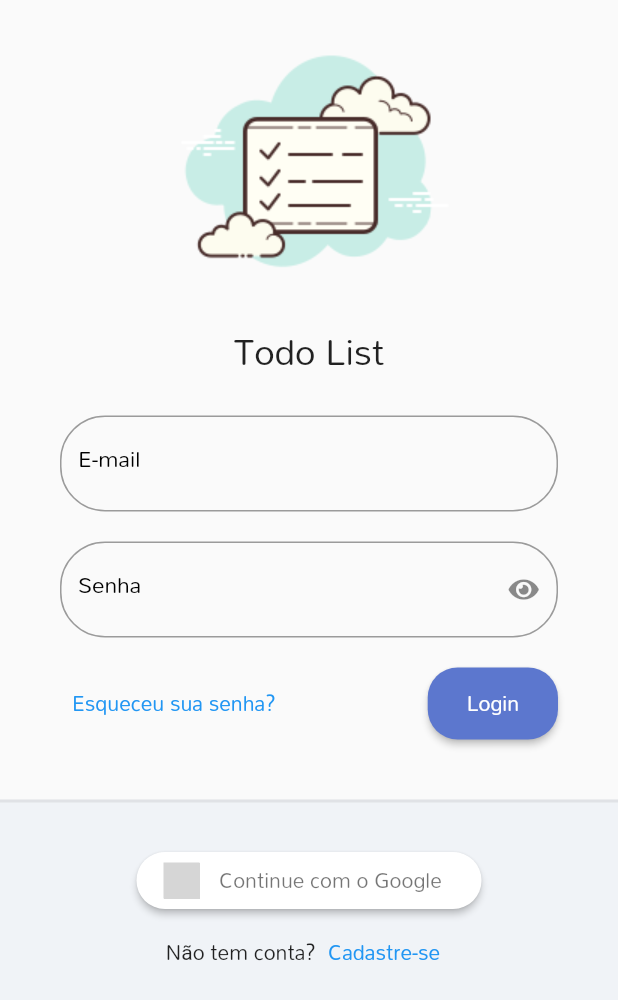
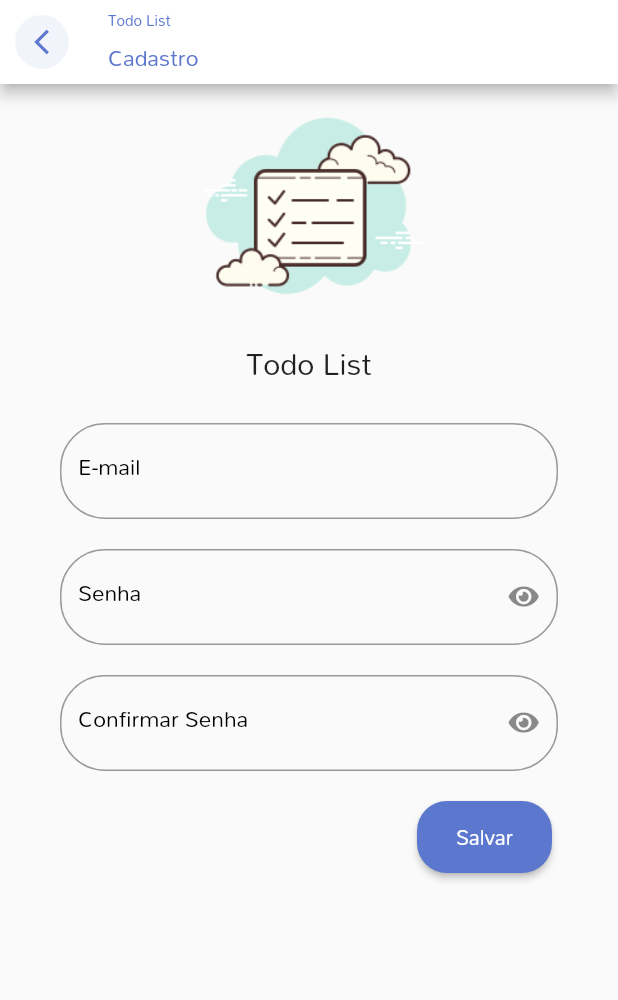
Before and after one commit to mrocha98/todo_list_provider, a Flutter app: the LoginPage screen opened directly, after a tap on "Cadastre-se", on a phone screen of 412 x 824 dp. Shown: the top 1000 px of the screen. Run offline on Flutter 3.47's test engine with Material 2 defaults, Android fonts, the phone set to English and light mode, and no system bars; drawn by our look-alikes of sign_in_button; our stand-ins replace firebase_core, sqflite, synchronized; accounts and stored records are empty; grey boxes are pictures that could not be loaded.

Commit message:
feat: create register page layout

```diff
--- /dev/null
+++ b/lib/app/core/ui/size_extensions.dart
@@ -0,0 +1,11 @@
+import 'package:flutter/material.dart';
+
+extension SizeExtensions on BuildContext {
+  double get screenWidth => MediaQuery.of(this).size.width;
+
+  double get screenHeight => MediaQuery.of(this).size.height;
+
+  double percentWidth(double percent) => screenWidth * percent;
+
+  double percentHeight(double percent) => screenHeight * percent;
+}
--- a/lib/app/modules/auth/auth_module.dart
+++ b/lib/app/modules/auth/auth_module.dart
@@ -2,17 +2,23 @@ import 'package:provider/provider.dart';
 import 'package:todo_list_provider/app/core/modules/module.dart';
 import 'package:todo_list_provider/app/modules/auth/login/login_controller.dart';
 import 'package:todo_list_provider/app/modules/auth/login/login_page.dart';
+import 'package:todo_list_provider/app/modules/auth/register/register_controller.dart';
+import 'package:todo_list_provider/app/modules/auth/register/register_page.dart';
 
 class AuthModule extends Module {
   AuthModule()
       : super(
           routes: {
             LoginPage.routeName: (context) => const LoginPage(),
+            RegisterPage.routeName: (context) => const RegisterPage(),
           },
           bindings: [
             ChangeNotifierProvider(
               create: (_) => LoginController(),
             ),
+            ChangeNotifierProvider(
+              create: (_) => RegisterController(),
+            ),
           ],
         );
 }
--- a/lib/app/modules/auth/login/login_page.dart
+++ b/lib/app/modules/auth/login/login_page.dart
@@ -1,6 +1,7 @@
 import 'package:flutter/material.dart';
 import 'package:sign_in_button/sign_in_button.dart';
 import 'package:todo_list_provider/app/core/widgets/widgets.dart';
+import 'package:todo_list_provider/app/modules/auth/register/register_page.dart';
 
 class LoginPage extends StatelessWidget {
   const LoginPage({super.key});
@@ -108,7 +109,8 @@ class LoginPage extends StatelessWidget {
                                 children: [
                                   const Text('Não tem conta?'),
                                   TextButton(
-                                    onPressed: () {},
+                                    onPressed: () => Navigator.of(context)
+                                        .pushNamed(RegisterPage.routeName),
                                     child: const Text('Cadastre-se'),
                                   ),
                                 ],
--- /dev/null
+++ b/lib/app/modules/auth/register/register_controller.dart
@@ -0,0 +1,3 @@
+import 'package:flutter/material.dart';
+
+class RegisterController extends ChangeNotifier {}
--- /dev/null
+++ b/lib/app/modules/auth/register/register_page.dart
@@ -0,0 +1,121 @@
+import 'package:flutter/material.dart';
+import 'package:todo_list_provider/app/core/ui/size_extensions.dart';
+import 'package:todo_list_provider/app/core/ui/theme_extensions.dart';
+import 'package:todo_list_provider/app/core/widgets/widgets.dart';
+
+class RegisterPage extends StatelessWidget {
+  const RegisterPage({super.key});
+
+  static const String routeName = '/register';
+
+  @override
+  Widget build(BuildContext context) {
+    return Scaffold(
+      appBar: AppBar(
+        automaticallyImplyLeading: false,
+        backgroundColor: Colors.white,
+        leading: IconButton(
+          onPressed: () => Navigator.pop(context),
+          icon: ClipOval(
+            child: Container(
+              color: context.primaryColor.withAlpha(20),
+              padding: const EdgeInsets.all(8),
+              child: Icon(
+                Icons.arrow_back_ios_outlined,
+                size: 20,
+                color: context.primaryColor,
+              ),
+            ),
+          ),
+        ),
+        centerTitle: false,
+        title: Column(
+          crossAxisAlignment: CrossAxisAlignment.start,
+          children: [
+            Text(
+              'Todo List',
+              style: TextStyle(
+                fontSize: 10,
+                color: context.primaryColor,
+              ),
+            ),
+            Text(
+              'Cadastro',
+              style: TextStyle(
+                fontSize: 15,
+                color: context.primaryColor,
+              ),
+            ),
+          ],
+        ),
+      ),
+      body: ListView(
+        children: [
+          SizedBox(
+            height: context.percentWidth(.5),
+            child: const FittedBox(
+              fit: BoxFit.fitHeight,
+              child: Logo(),
+            ),
+          ),
+          Padding(
+            padding: const EdgeInsets.symmetric(
+              horizontal: 40,
+              vertical: 20,
+            ),
+            child: Form(
+              child: Column(
+                children: [
+                  CustomInput(
+                    label: 'E-mail',
+                    onChanged: (value) {},
+                    keyboardType: TextInputType.emailAddress,
+                    textInputAction: TextInputAction.next,
+                  ),
+                  const SizedBox(height: 20),
+                  CustomInput(
+                    label: 'Senha',
+                    keyboardType: TextInputType.visiblePassword,
+                    textInputAction: TextInputAction.next,
+                    obscureText: true,
+                    onChanged: (value) {},
+                  ),
+                  const SizedBox(height: 20),
+                  CustomInput(
+                    label: 'Confirmar Senha',
+                    keyboardType: TextInputType.visiblePassword,
+                    textInputAction: TextInputAction.done,
+                    obscureText: true,
+                    onChanged: (value) {},
+                    onEditingComplete: () {
+                      FocusScope.of(context).unfocus();
+                    },
+                  ),
+                  const SizedBox(height: 20),
+                  Padding(
+                    padding: const EdgeInsets.only(right: 4),
+                    child: Align(
+                      alignment: Alignment.bottomRight,
+                      child: ElevatedButton(
+                        onPressed: () {},
+                        style: ElevatedButton.styleFrom(
+                          shape: RoundedRectangleBorder(
+                            borderRadius: BorderRadius.circular(20),
+                          ),
+                        ),
+                        child: const Padding(
+                          padding: EdgeInsets.all(10),
+                          child: Text('Salvar'),
+                        ),
+                      ),
+                    ),
+                  ),
+                ],
+              ),
+            ),
+          ),
+        ],
+      ),
+    );
+  }
+}
```
